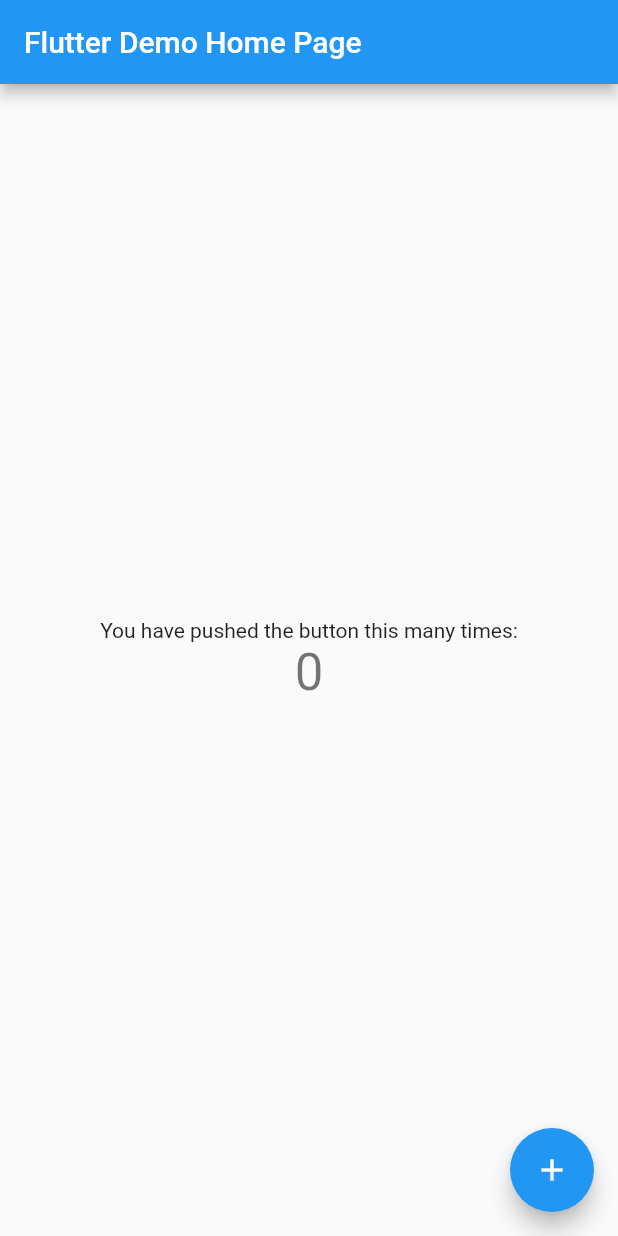
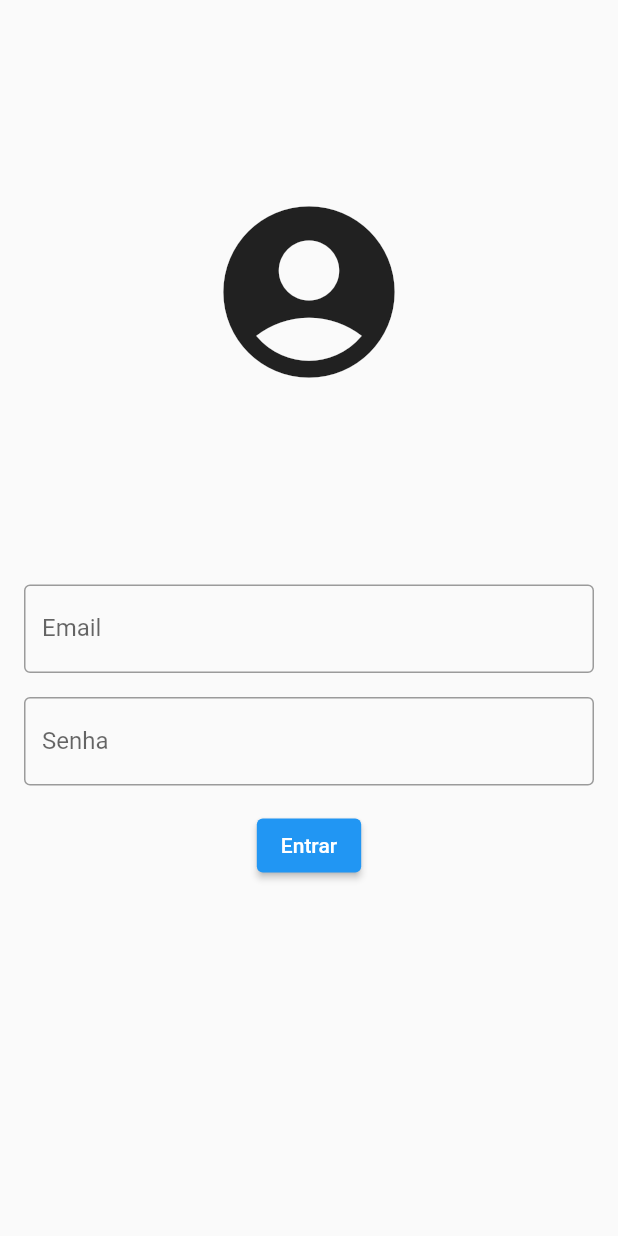
Before and after one commit to dsErick/flutter-clean-arch, a Flutter app: the screen it shows after launch, on a phone screen of 412 x 824 dp. Run offline on Flutter 3.47's test engine with Material 2 defaults, Android fonts, the phone set to English and light mode, and no system bars; our stand-ins replace bloc, dartz, equatable, flutter_bloc.

Commit message:
Tela e BLoC iniciais para o login do usuário
Iniciando a camada de apresentação (presentation)

```diff
--- /dev/null
+++ b/lib/app/auth/presentation/bloc/auth_bloc.dart
@@ -0,0 +1,29 @@
+import 'package:bloc/bloc.dart';
+import 'package:clean_architecture/app/auth/domain/domain.dart';
+import 'package:clean_architecture/app/auth/presentation/bloc/bloc.dart';
+
+class AuthBloc extends Bloc<AuthEvent, AuthState> {
+  final LoginUseCase loginUsecase;
+
+  AuthBloc(this.loginUsecase) : super(const AuthInitialState()) {
+    on<AuthLoginEvent>(_login);
+  }
+
+  Future _login(AuthLoginEvent event, Emitter<AuthState> emit) async {
+    if (state is AuthLoadingState) {
+      return;
+    }
+
+    if (event.email.isEmpty || event.password.isEmpty) {
+      return emit(const AuthErrorState('É obrigatório informar um email e senha.'));
+    }
+
+    emit(const AuthLoadingState());
+    print('loading');
+
+    await Future.delayed(const Duration(seconds: 1));
+
+    print('logged');
+    emit(const AuthSuccessState());
+  }
+}
--- /dev/null
+++ b/lib/app/auth/presentation/bloc/auth_event.dart
@@ -0,0 +1,18 @@
+import 'package:equatable/equatable.dart';
+
+class AuthEvent extends Equatable {
+  const AuthEvent();
+
+  @override
+  List<Object> get props => [];
+}
+
+class AuthLoginEvent extends AuthEvent {
+  final String email;
+  final String password;
+
+  const AuthLoginEvent({ required this.email, required this.password });
+
+  @override
+  List<Object> get props => [email, password];
+}
--- /dev/null
+++ b/lib/app/auth/presentation/bloc/auth_state.dart
@@ -0,0 +1,28 @@
+import 'package:equatable/equatable.dart';
+
+abstract class AuthState extends Equatable {
+  const AuthState();
+
+  @override
+  List<Object> get props => [];
+}
+
+class AuthInitialState extends AuthState {
+  const AuthInitialState();
+}
+
+class AuthLoadingState extends AuthState {
+  const AuthLoadingState();
+}
+
+class AuthErrorState extends AuthState {
+  final String message;
+
+  const AuthErrorState(this.message);
+  @override
+  List<Object> get props => [message];
+}
+
+class AuthSuccessState extends AuthState {
+  const AuthSuccessState();
+}
--- /dev/null
+++ b/lib/app/auth/presentation/bloc/bloc.dart
@@ -0,0 +1,3 @@
+export 'auth_bloc.dart';
+export 'auth_event.dart';
+export 'auth_state.dart';
--- /dev/null
+++ b/lib/app/auth/presentation/pages/login_page.dart
@@ -0,0 +1,107 @@
+import 'package:clean_architecture/app/auth/auth.dart';
+import 'package:clean_architecture/app/auth/presentation/bloc/bloc.dart';
+import 'package:flutter/material.dart';
+import 'package:flutter_bloc/flutter_bloc.dart';
+import 'package:provider/provider.dart';
+
+class LoginPage extends StatelessWidget {
+  const LoginPage({ Key? key }) : super(key: key);
+
+  @override
+  Widget build(BuildContext context) {
+    return Scaffold(
+      body: SafeArea(
+        child: Padding(
+          padding: const EdgeInsets.all(16),
+          child: MultiProvider(
+            providers: [
+              Provider<AuthDatasourceContract>(create: (context) => AuthDatasourceImpl()),
+              Provider<AuthRepositoryContract>(create: (context) => AuthRespositoryImpl(context.read<AuthDatasourceContract>())),
+              Provider<LoginUseCase>(create: (context) => LoginUseCase(context.read<AuthRepositoryContract>())),
+              BlocProvider<AuthBloc>(create: (context) => AuthBloc(context.read<LoginUseCase>())),
+            ],
+            child: const LoginForm(),
+          ),
+        ),
+      ),
+    );
+  }
+}
+
+class LoginForm extends StatefulWidget {
+  const LoginForm({ Key? key }) : super(key: key);
+
+  @override
+  _LoginFormState createState() => _LoginFormState();
+}
+
+class _LoginFormState extends State<LoginForm> {
+  final emailController = TextEditingController();
+  final passwordController = TextEditingController();
+
+  @override
+  void dispose() {
+    super.dispose();
+
+    emailController.dispose();
+    passwordController.dispose();
+  }
+
+  @override
+  Widget build(BuildContext context) {
+    return Column(
+      children: <Widget>[
+        const Spacer(flex: 1),
+        Icon(Icons.account_circle, size: MediaQuery.of(context).size.width / 3),
+        const Spacer(flex: 1),
+
+        BlocConsumer<AuthBloc, AuthState>(
+          listener: (context, state) {},
+          builder: (BuildContext context, AuthState state) {
+            if (state is AuthErrorState) {
+              return Text(
+                state.message,
+                style: TextStyle(color: Colors.red[500]),
+              );
+            }
+
+            if (state is AuthLoadingState) {
+              return const CircularProgressIndicator();
+            }
+
+            return Container();
+          },
+        ),
+        const SizedBox(height: 16),
+
+        TextField(
+          controller: emailController,
+          decoration: const InputDecoration(
+            border: OutlineInputBorder(),
+            label: Text('Email'),
+          ),
+        ),
+        const SizedBox(height: 16),
+
+        TextField(
+          controller: passwordController,
+          decoration: const InputDecoration(
+            border: OutlineInputBorder(),
+            label: Text('Senha'),
+          ),
+        ),
+        const SizedBox(height: 16),
+
+        ElevatedButton(
+          onPressed: () => context.read<AuthBloc>().add(AuthLoginEvent(
+            email: emailController.text,
+            password: passwordController.text,
+          )),
+          child: const Text('Entrar'),
+        ),
+
+        const Spacer(flex: 2),
+      ],
+    );
+  }
+}
--- /dev/null
+++ b/lib/app/auth/presentation/presentation.dart
@@ -0,0 +1,2 @@
+export 'bloc/bloc.dart';
+export 'pages/login_page.dart';
--- a/lib/main.dart
+++ b/lib/main.dart
@@ -1,3 +1,4 @@
+import 'package:clean_architecture/app/auth/presentation/presentation.dart';
 import 'package:flutter/material.dart';
 
 void main() {
@@ -7,109 +8,15 @@ void main() {
 class MyApp extends StatelessWidget {
   const MyApp({Key? key}) : super(key: key);
 
-  // This widget is the root of your application.
   @override
   Widget build(BuildContext context) {
     return MaterialApp(
       title: 'Flutter Demo',
+      debugShowCheckedModeBanner: false,
       theme: ThemeData(
-        // This is the theme of your application.
-        //
-        // Try running your application with "flutter run". You'll see the
-        // application has a blue toolbar. Then, without quitting the app, try
-        // changing the primarySwatch below to Colors.green and then invoke
-        // "hot reload" (press "r" in the console where you ran "flutter run",
-        // or simply save your changes to "hot reload" in a Flutter IDE).
-        // Notice that the counter didn't reset back to zero; the application
-        // is not restarted.
         primarySwatch: Colors.blue,
       ),
-      home: const MyHomePage(title: 'Flutter Demo Home Page'),
+      home: const LoginPage(),
     );
   }
 }
-
-class MyHomePage extends StatefulWidget {
-  const MyHomePage({Key? key, required this.title}) : super(key: key);
-
-  // This widget is the home page of your application. It is stateful, meaning
-  // that it has a State object (defined below) that contains fields that affect
-  // how it looks.
-
-  // This class is the configuration for the state. It holds the values (in this
-  // case the title) provided by the parent (in this case the App widget) and
-  // used by the build method of the State. Fields in a Widget subclass are
-  // always marked "final".
-
-  final String title;
-
-  @override
-  State<MyHomePage> createState() => _MyHomePageState();
-}
-
-class _MyHomePageState extends State<MyHomePage> {
-  int _counter = 0;
-
-  void _incrementCounter() {
-    setState(() {
-      // This call to setState tells the Flutter framework that something has
-      // changed in this State, which causes it to rerun the build method below
-      // so that the display can reflect the updated values. If we changed
-      // _counter without calling setState(), then the build method would not be
-      // called again, and so nothing would appear to happen.
-      _counter++;
-    });
-  }
-
-  @override
-  Widget build(BuildContext context) {
-    // This method is rerun every time setState is called, for instance as done
-    // by the _incrementCounter method above.
-    //
-    // The Flutter framework has been optimized to make rerunning build methods
-    // fast, so that you can just rebuild anything that needs updating rather
-    // than having to individually change instances of widgets.
-    return Scaffold(
-      appBar: AppBar(
-        // Here we take the value from the MyHomePage object that was created by
-        // the App.build method, and use it to set our appbar title.
-        title: Text(widget.title),
-      ),
-      body: Center(
-        // Center is a layout widget. It takes a single child and positions it
-        // in the middle of the parent.
-        child: Column(
-          // Column is also a layout widget. It takes a list of children and
-          // arranges them vertically. By default, it sizes itself to fit its
-          // children horizontally, and tries to be as tall as its parent.
-          //
-          // Invoke "debug painting" (press "p" in the console, choose the
-          // "Toggle Debug Paint" action from the Flutter Inspector in Android
-          // Studio, or the "Toggle Debug Paint" command in Visual Studio Code)
-          // to see the wireframe for each widget.
-          //
-          // Column has various properties to control how it sizes itself and
-          // how it positions its children. Here we use mainAxisAlignment to
-          // center the children vertically; the main axis here is the vertical
-          // axis because Columns are vertical (the cross axis would be
-          // horizontal).
-          mainAxisAlignment: MainAxisAlignment.center,
-          children: <Widget>[
-            const Text(
-              'You have pushed the button this many times:',
-            ),
-            Text(
-              '$_counter',
-              style: Theme.of(context).textTheme.headline4,
-            ),
-          ],
-        ),
-      ),
-      floatingActionButton: FloatingActionButton(
-        onPressed: _incrementCounter,
-        tooltip: 'Increment',
-        child: const Icon(Icons.add),
-      ), // This trailing comma makes auto-formatting nicer for build methods.
-    );
-  }
-}
--- a/pubspec.yaml
+++ b/pubspec.yaml
@@ -27,10 +27,13 @@ environment:
 # the latest version available on pub.dev. To see which dependencies have newer
 # versions available, run `flutter pub outdated`.
 dependencies:
+  bloc: ^8.0.3
   dartz: ^0.10.1
   equatable: ^2.0.3
   flutter:
     sdk: flutter
+  flutter_bloc: ^8.0.1
+  provider: ^6.0.2
 
 
   # The following adds the Cupertino Icons font to your application.
```
Also changed, not shown: pubspec.lock.
